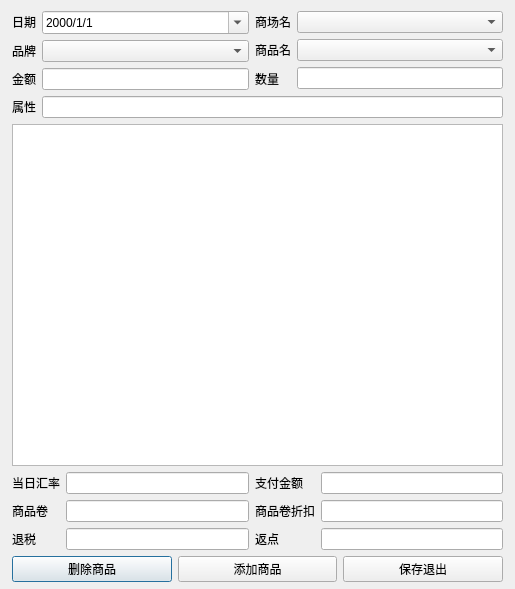
Old version of the form goodsimportdialog.ui in the repository cryring/myorder.
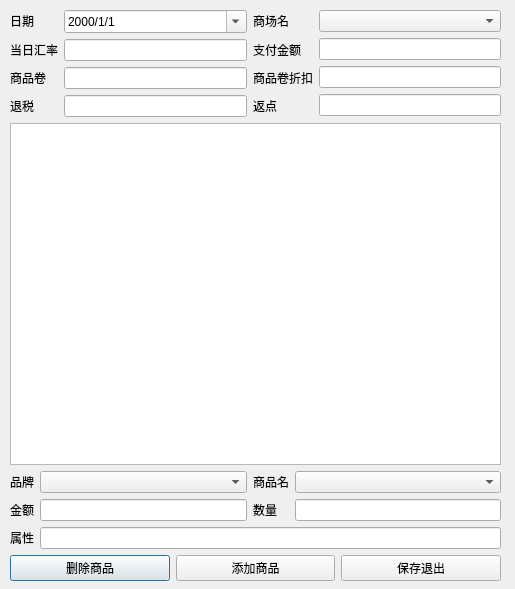
New version of the form.

What changed in the file:
```diff
--- a/goodsimportdialog.ui
+++ b/goodsimportdialog.ui
@@ -13,20 +13,20 @@
   <property name="windowTitle">
    <string/>
   </property>
-  <widget class="QWidget" name="layoutWidget">
+  <widget class="QWidget" name="">
    <property name="geometry">
     <rect>
-     <x>12</x>
-     <y>11</y>
+     <x>10</x>
+     <y>10</y>
      <width>491</width>
      <height>571</height>
     </rect>
    </property>
-   <layout class="QVBoxLayout" name="verticalLayout_5">
+   <layout class="QVBoxLayout" name="verticalLayout_10">
     <item>
-     <layout class="QHBoxLayout" name="horizontalLayout_3">
+     <layout class="QHBoxLayout" name="horizontalLayout">
       <item>
-       <layout class="QVBoxLayout" name="verticalLayout_7">
+       <layout class="QVBoxLayout" name="verticalLayout">
         <item>
          <widget class="QLabel" name="label_8">
           <property name="text">
@@ -35,23 +35,30 @@
          </widget>
         </item>
         <item>
-         <widget class="QLabel" name="label_12">
+         <widget class="QLabel" name="label_5">
           <property name="text">
-           <string>品牌</string>
+           <string>当日汇率</string>
           </property>
          </widget>
         </item>
         <item>
-         <widget class="QLabel" name="label_2">
+         <widget class="QLabel" name="label_6">
           <property name="text">
-           <string>金额</string>
+           <string>商品卷</string>
+          </property>
+         </widget>
+        </item>
+        <item>
+         <widget class="QLabel" name="label_11">
+          <property name="text">
+           <string>退税</string>
           </property>
          </widget>
         </item>
        </layout>
       </item>
       <item>
-       <layout class="QVBoxLayout" name="verticalLayout_6">
+       <layout class="QVBoxLayout" name="verticalLayout_2">
         <item>
          <widget class="QDateEdit" name="dateEdit">
           <property name="wrapping">
@@ -85,108 +92,6 @@
          </widget>
         </item>
         <item>
-         <widget class="QComboBox" name="brandComboBox"/>
-        </item>
-        <item>
-         <widget class="QLineEdit" name="goodsPriceEdit"/>
-        </item>
-       </layout>
-      </item>
-      <item>
-       <layout class="QVBoxLayout" name="verticalLayout_8">
-        <item>
-         <widget class="QLabel" name="label_10">
-          <property name="text">
-           <string>商场名</string>
-          </property>
-         </widget>
-        </item>
-        <item>
-         <widget class="QLabel" name="label">
-          <property name="text">
-           <string>&lt;html&gt;&lt;head/&gt;&lt;body&gt;&lt;p&gt;商品名&lt;/p&gt;&lt;/body&gt;&lt;/html&gt;</string>
-          </property>
-         </widget>
-        </item>
-        <item>
-         <widget class="QLabel" name="label_3">
-          <property name="text">
-           <string>数量</string>
-          </property>
-         </widget>
-        </item>
-       </layout>
-      </item>
-      <item>
-       <layout class="QVBoxLayout" name="verticalLayout_9">
-        <item>
-         <widget class="QComboBox" name="shopNameBox">
-          <property name="editable">
-           <bool>false</bool>
-          </property>
-         </widget>
-        </item>
-        <item>
-         <widget class="QComboBox" name="savedGoodsNameBox">
-          <property name="editable">
-           <bool>false</bool>
-          </property>
-         </widget>
-        </item>
-        <item>
-         <widget class="QLineEdit" name="goodsCountEdit"/>
-        </item>
-       </layout>
-      </item>
-     </layout>
-    </item>
-    <item>
-     <layout class="QHBoxLayout" name="horizontalLayout_4">
-      <item>
-       <widget class="QLabel" name="label_13">
-        <property name="text">
-         <string>属性</string>
-        </property>
-       </widget>
-      </item>
-      <item>
-       <widget class="QLineEdit" name="attributeEdit"/>
-      </item>
-     </layout>
-    </item>
-    <item>
-     <widget class="QTableView" name="invoiceView"/>
-    </item>
-    <item>
-     <layout class="QHBoxLayout" name="horizontalLayout">
-      <item>
-       <layout class="QVBoxLayout" name="verticalLayout">
-        <item>
-         <widget class="QLabel" name="label_5">
-          <property name="text">
-           <string>当日汇率</string>
-          </property>
-         </widget>
-        </item>
-        <item>
-         <widget class="QLabel" name="label_6">
-          <property name="text">
-           <string>商品卷</string>
-          </property>
-         </widget>
-        </item>
-        <item>
-         <widget class="QLabel" name="label_11">
-          <property name="text">
-           <string>退税</string>
-          </property>
-         </widget>
-        </item>
-       </layout>
-      </item>
-      <item>
-       <layout class="QVBoxLayout" name="verticalLayout_3">
-        <item>
          <widget class="QLineEdit" name="exchangeRateEdit"/>
         </item>
         <item>
@@ -198,7 +103,14 @@
        </layout>
       </item>
       <item>
-       <layout class="QVBoxLayout" name="verticalLayout_2">
+       <layout class="QVBoxLayout" name="verticalLayout_3">
+        <item>
+         <widget class="QLabel" name="label_10">
+          <property name="text">
+           <string>商场名</string>
+          </property>
+         </widget>
+        </item>
         <item>
          <widget class="QLabel" name="label_15">
           <property name="text">
@@ -224,6 +136,13 @@
       </item>
       <item>
        <layout class="QVBoxLayout" name="verticalLayout_4">
+        <item>
+         <widget class="QComboBox" name="shopNameBox">
+          <property name="editable">
+           <bool>false</bool>
+          </property>
+         </widget>
+        </item>
         <item>
          <widget class="QLineEdit" name="payPriceEdit"/>
         </item>
@@ -237,6 +156,91 @@
       </item>
      </layout>
     </item>
+    <item>
+     <widget class="QTableView" name="invoiceView"/>
+    </item>
+    <item>
+     <layout class="QVBoxLayout" name="verticalLayout_9">
+      <item>
+       <layout class="QHBoxLayout" name="horizontalLayout_3">
+        <item>
+         <layout class="QVBoxLayout" name="verticalLayout_5">
+          <item>
+           <widget class="QLabel" name="label_12">
+            <property name="text">
+             <string>品牌</string>
+            </property>
+           </widget>
+          </item>
+          <item>
+           <widget class="QLabel" name="label_2">
+            <property name="text">
+             <string>金额</string>
+            </property>
+           </widget>
+          </item>
+         </layout>
+        </item>
+        <item>
+         <layout class="QVBoxLayout" name="verticalLayout_7">
+          <item>
+           <widget class="QComboBox" name="brandComboBox"/>
+          </item>
+          <item>
+           <widget class="QLineEdit" name="goodsPriceEdit"/>
+          </item>
+         </layout>
+        </item>
+        <item>
+         <layout class="QVBoxLayout" name="verticalLayout_6">
+          <item>
+           <widget class="QLabel" name="label">
+            <property name="text">
+             <string>&lt;html&gt;&lt;head/&gt;&lt;body&gt;&lt;p&gt;商品名&lt;/p&gt;&lt;/body&gt;&lt;/html&gt;</string>
+            </property>
+           </widget>
+          </item>
+          <item>
+           <widget class="QLabel" name="label_3">
+            <property name="text">
+             <string>数量</string>
+            </property>
+           </widget>
+          </item>
+         </layout>
+        </item>
+        <item>
+         <layout class="QVBoxLayout" name="verticalLayout_8">
+          <item>
+           <widget class="QComboBox" name="savedGoodsNameBox">
+            <property name="editable">
+             <bool>false</bool>
+            </property>
+           </widget>
+          </item>
+          <item>
+           <widget class="QLineEdit" name="goodsCountEdit"/>
+          </item>
+         </layout>
+        </item>
+       </layout>
+      </item>
+      <item>
+       <layout class="QHBoxLayout" name="horizontalLayout_4">
+        <item>
+         <widget class="QLabel" name="label_13">
+          <property name="text">
+           <string>属性</string>
+          </property>
+         </widget>
+        </item>
+        <item>
+         <widget class="QLineEdit" name="attributeEdit"/>
+        </item>
+       </layout>
+      </item>
+     </layout>
+    </item>
     <item>
      <layout class="QHBoxLayout" name="horizontalLayout_2">
       <item>
```
Left out of the diff: 2 changed lines with no effect on the pictures.
